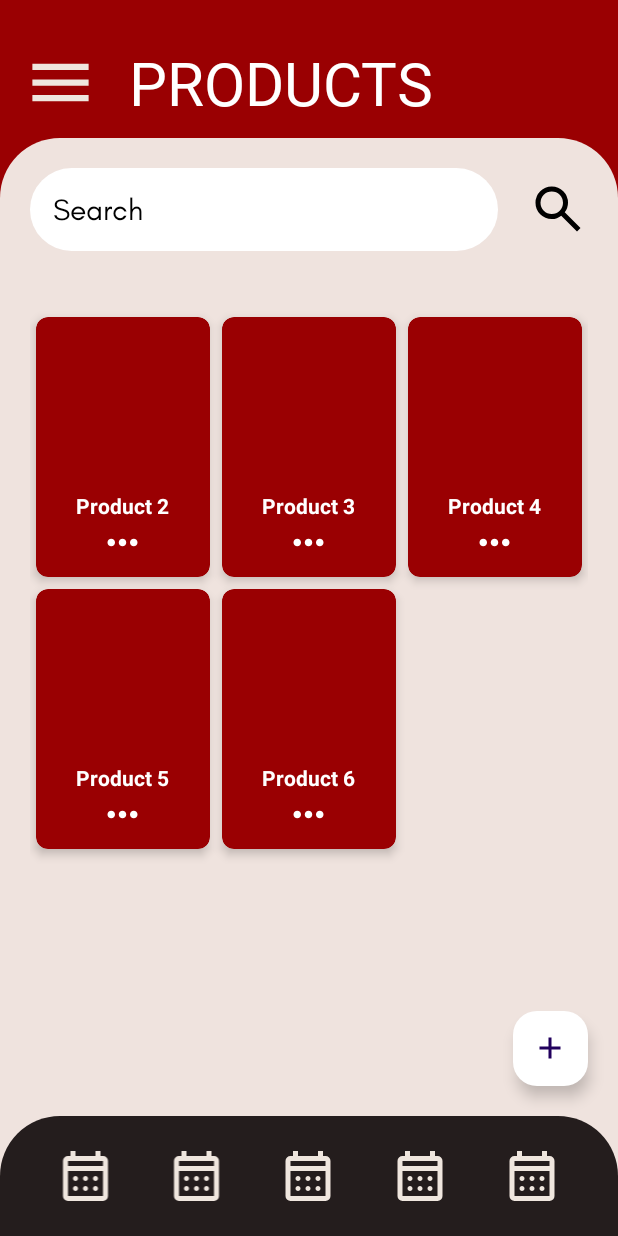
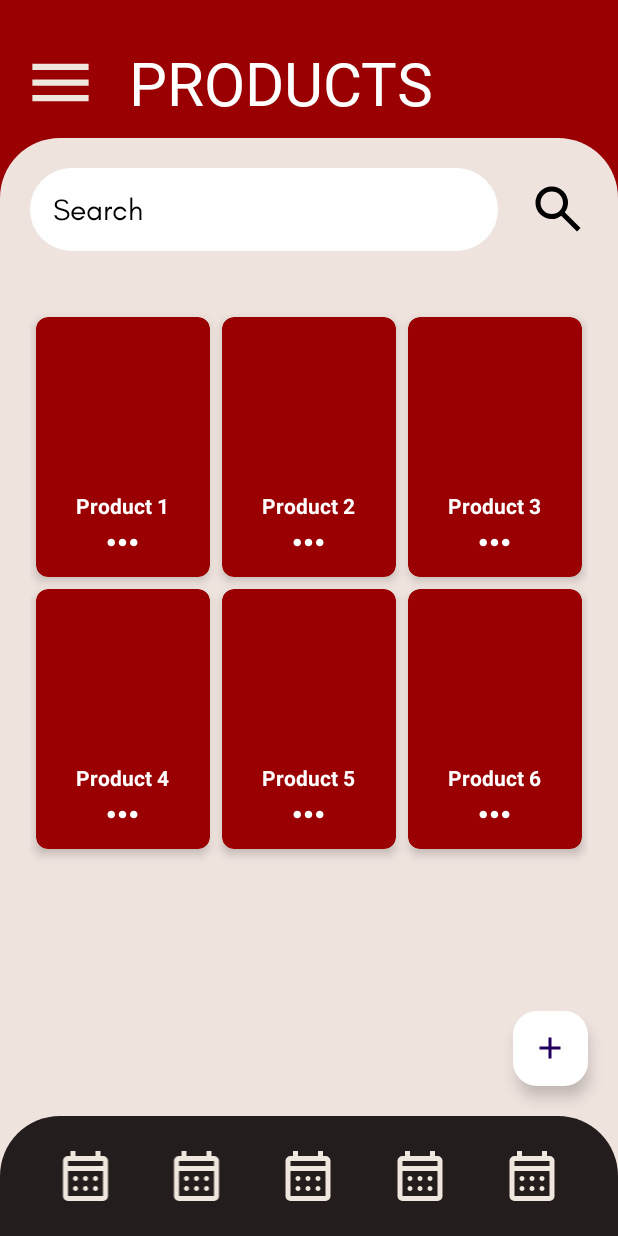
Before and after one commit to Larusu/ColarSort, an Android app: the screen it shows after launch (ProductsActivity), on a phone screen of 412 x 824 dp. Run offline under Robolectric (Android 15) with nearby library versions, the phone set to English and light mode, and no system bars.

```diff
--- a/app/src/main/java/com/colarsort/app/activities/ProductsActivity.kt
+++ b/app/src/main/java/com/colarsort/app/activities/ProductsActivity.kt
@@ -51,7 +51,7 @@ class ProductsActivity : AppCompatActivity() {
         productList.addAll(productsRepo.getAll())
         adapter.notifyDataSetChanged()
 
-//        productList.add(Products(1, "Product 1", productsRepo.inputStreamToByteArray(this, "sample.jpg")))
+        productList.add(Products(1, "Product 1", null))
         productList.add(Products(2, "Product 2", null))
         productList.add(Products(3, "Product 3", null))
         productList.add(Products(4, "Product 4", null))
```
